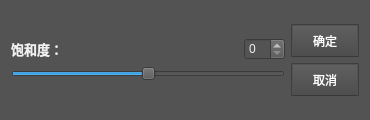
Above: Image/saturation.ui from SundalandBR/Image before the change. Below: the same form after it.
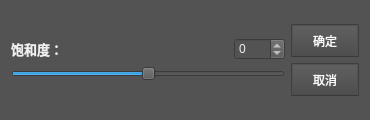
That is the form after the change.

```diff
--- a/Image/saturation.ui
+++ b/Image/saturation.ui
@@ -228,7 +228,14 @@
           </spacer>
          </item>
          <item>
-          <widget class="QSpinBox" name="saturation_spinbox"/>
+          <widget class="QSpinBox" name="saturation_spinbox">
+           <property name="minimum">
+            <number>-100</number>
+           </property>
+           <property name="maximum">
+            <number>100</number>
+           </property>
+          </widget>
          </item>
         </layout>
        </item>
```
